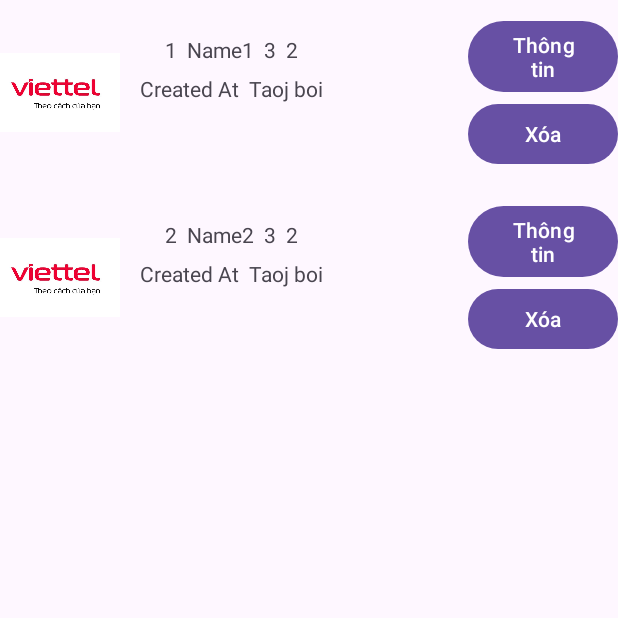
After one commit to manhvv15/PRM392_Project, an Android app: the Admin_Product screen opened directly, with no data from a screen before it, on a phone screen of 412 x 824 dp, the top half of it. The commit adds this screen. Run offline under Robolectric (Android 15) with nearby library versions, the phone set to English and light mode, and no system bars.

Commit message:
Add product

```diff
--- a/app/src/main/AndroidManifest.xml
+++ b/app/src/main/AndroidManifest.xml
@@ -16,7 +16,9 @@
         android:supportsRtl="true"
         android:theme="@style/Theme.PRM392_Project"
         tools:targetApi="31">
-
+        <activity
+            android:name=".Admin_Product"
+            android:exported="true" />
         <activity
             android:name=".InforOrder"
             android:exported="true" />
--- /dev/null
+++ b/app/src/main/java/com/example/prm392_project/Admin_Product.java
@@ -0,0 +1,34 @@
+package com.example.prm392_project;
+
+import androidx.appcompat.app.AppCompatActivity;
+import androidx.recyclerview.widget.LinearLayoutManager;
+import androidx.recyclerview.widget.RecyclerView;
+
+import android.os.Bundle;
+
+import com.example.prm392_project.adapter.ProductAdapter;
+import com.example.prm392_project.model.Product;
+
+import java.util.ArrayList;
+
+public class Admin_Product extends AppCompatActivity {
+
+    RecyclerView recyclerView;
+    ProductAdapter productAdapter;
+    ArrayList<Product> products;
+    @Override
+    protected void onCreate(Bundle savedInstanceState) {
+        super.onCreate(savedInstanceState);
+        setContentView(R.layout.activity_admin_product);
+        recyclerView = findViewById(R.id.productsList);
+        products = new ArrayList<Product>();
+        products.add(new Product(1,"Name1",2,3));
+        products.add(new Product(2,"Name2",2,3));
+        productAdapter = new ProductAdapter(products, this);
+
+        LinearLayoutManager linearLayoutManager = new LinearLayoutManager(this);
+
+        recyclerView.setAdapter(productAdapter);
+        recyclerView.setLayoutManager(linearLayoutManager);
+    }
+}
--- /dev/null
+++ b/app/src/main/java/com/example/prm392_project/adapter/ProductAdapter.java
@@ -0,0 +1,71 @@
+package com.example.prm392_project.adapter;
+
+import android.content.Context;
+import android.view.LayoutInflater;
+import android.view.View;
+import android.view.ViewGroup;
+import android.widget.TextView;
+
+import androidx.annotation.NonNull;
+import androidx.recyclerview.widget.RecyclerView;
+
+import com.example.prm392_project.R;
+import com.example.prm392_project.model.Product;
+
+import java.util.List;
+
+public class ProductAdapter extends RecyclerView.Adapter<ProductAdapter.ProductHolder>{
+    private List produList;
+    // Lưu Context để dễ dàng truy cập
+    private Context mContext;
+
+    public ProductAdapter(List produList, Context mContext) {
+        this.produList = produList;
+        this.mContext = mContext;
+    }
+    @NonNull
+    @Override
+    public ProductHolder onCreateViewHolder(@NonNull ViewGroup parent, int viewType) {
+        Context context = parent.getContext();
+        LayoutInflater inflater = LayoutInflater.from(context);
+
+        // Nạp layout cho View biểu diễn phần tử sinh viên
+        View studentView =
+                inflater.inflate(R.layout.product_list_item, parent, false);
+
+        ProductHolder viewHolder = new ProductHolder(studentView);
+        return viewHolder;
+    }
+
+    @Override
+    public void onBindViewHolder(@NonNull ProductHolder holder, int position) {
+        Product product =  (Product) produList.get(position);
+
+        holder.Id.setText(product.getId()+"");
+        holder.Name.setText(product.getName());
+        holder.Price.setText(product.getPrice()+"");
+        holder.Quantity.setText(product.getQuantity()+"");
+    }
+
+    @Override
+    public int getItemCount() {
+        if (produList != null) {
+            return produList.size();
+        }
+        return 0;
+
+    }
+
+    public  class ProductHolder extends RecyclerView.ViewHolder{
+        private View itemview;
+        public TextView Id,Name,Price,Quantity;
+        public ProductHolder(@NonNull View itemView) {
+            super(itemView);
+            itemview = itemView;
+            Id = itemView.findViewById(R.id.txtIdProduct);
+            Name = itemView.findViewById(R.id.txtNameProduct);
+            Price = itemView.findViewById(R.id.txtPriceProduct);
+            Quantity = itemView.findViewById(R.id.txtQuantityProduct);
+        }
+    }
+}
--- /dev/null
+++ b/app/src/main/java/com/example/prm392_project/dal/NoticeDAO.java
@@ -0,0 +1,4 @@
+package com.example.prm392_project.dal;
+
+public class NoticeDAO {
+}
--- /dev/null
+++ b/app/src/main/java/com/example/prm392_project/dal/OrderDAO.java
@@ -0,0 +1,4 @@
+package com.example.prm392_project.dal;
+
+public class OrderDAO {
+}
--- /dev/null
+++ b/app/src/main/java/com/example/prm392_project/dal/OrderDetailDAO.java
@@ -0,0 +1,4 @@
+package com.example.prm392_project.dal;
+
+public class OrderDetailDAO {
+}
--- /dev/null
+++ b/app/src/main/java/com/example/prm392_project/dal/StorageDAO.java
@@ -0,0 +1,4 @@
+package com.example.prm392_project.dal;
+
+public class StorageDAO {
+}
--- /dev/null
+++ b/app/src/main/java/com/example/prm392_project/dal/TransactionsDAO.java
@@ -0,0 +1,4 @@
+package com.example.prm392_project.dal;
+
+public class TransactionsDAO {
+}
--- a/app/src/main/java/com/example/prm392_project/model/Product.java
+++ b/app/src/main/java/com/example/prm392_project/model/Product.java
@@ -1,21 +1,29 @@
 package com.example.prm392_project.model;
-import java.sql.Timestamp;
-
 import lombok.AllArgsConstructor;
 import lombok.Builder;
 import lombok.Data;
-import lombok.Getter;
 import lombok.NoArgsConstructor;
-import lombok.Setter;
+import java.sql.Timestamp;
+
+@AllArgsConstructor
+@Data
+@Builder
 
 
 public class Product {
-
-
     private int id;
     private String name;
     private int quantity;
     private int price;
+    private Supplier supplier;
+    private Timestamp createdAt;
+    private User createdBy;
+    private boolean isDelete;
+    private Timestamp deletedAt;
+    private User deletedBy;
+    private Timestamp updatedAt;
+    private User updatedBy;
+
 
     public int getId() {
         return id;
--- /dev/null
+++ b/app/src/main/res/layout/activity_admin_product.xml
@@ -0,0 +1,13 @@
+<?xml version="1.0" encoding="utf-8"?>
+<RelativeLayout xmlns:android="http://schemas.android.com/apk/res/android"
+    xmlns:app="http://schemas.android.com/apk/res-auto"
+    xmlns:tools="http://schemas.android.com/tools"
+    android:layout_width="match_parent"
+    android:layout_height="match_parent"
+    tools:context=".Admin_Product">
+    <androidx.recyclerview.widget.RecyclerView
+        android:id="@+id/productsList"
+        android:layout_width="match_parent"
+        android:layout_height="match_parent">
+    </androidx.recyclerview.widget.RecyclerView>
+</RelativeLayout>
--- /dev/null
+++ b/app/src/main/res/layout/product_list_item.xml
@@ -0,0 +1,80 @@
+<?xml version="1.0" encoding="utf-8"?>
+<LinearLayout xmlns:android="http://schemas.android.com/apk/res/android"
+    android:layout_width="match_parent"
+    android:layout_height="wrap_content"
+    android:paddingTop="10dp"
+    android:paddingBottom="10dp">
+    <ImageView
+        android:layout_width="80dp"
+        android:layout_height="match_parent"
+        android:src="@drawable/viettel" />
+    <LinearLayout
+        android:layout_width="wrap_content"
+        android:layout_height="wrap_content"
+        android:orientation="vertical"
+        android:gravity="center"
+        android:padding="10dp">
+        <LinearLayout
+            android:layout_width="wrap_content"
+            android:layout_height="wrap_content"
+            android:orientation="horizontal">
+            <TextView
+                android:layout_width="wrap_content"
+                android:layout_height="wrap_content"
+                android:id="@+id/txtIdProduct"
+                android:text="ID"
+                android:padding="3dp"/>
+            <TextView
+                android:layout_width="wrap_content"
+                android:layout_height="wrap_content"
+                android:padding="3dp"
+                android:id="@+id/txtNameProduct"
+                android:text="Tên sản phẩm"/>
+            <TextView
+                android:layout_width="wrap_content"
+                android:layout_height="wrap_content"
+                android:padding="3dp"
+                android:id="@+id/txtPriceProduct"
+                android:text="Price"/>
+            <TextView
+                android:layout_width="wrap_content"
+                android:padding="3dp"
+                android:layout_height="wrap_content"
+                android:id="@+id/txtQuantityProduct"
+                android:text="Số lượng"/>
+        </LinearLayout>
+        <LinearLayout
+            android:layout_width="wrap_content"
+            android:layout_height="wrap_content">
+            <TextView
+                android:layout_width="wrap_content"
+                android:layout_height="wrap_content"
+                android:padding="3dp"
+                android:id="@+id/txtCreatedAtProduct"
+                android:text="Created At"/>
+            <TextView
+                android:layout_width="wrap_content"
+                android:padding="3dp"
+                android:layout_height="wrap_content"
+                android:id="@+id/txtTaoBoiProduct"
+                android:text="Taoj boi"/>
+        </LinearLayout>
+    </LinearLayout>
+
+    <LinearLayout
+        android:layout_width="match_parent"
+        android:layout_height="wrap_content"
+        android:orientation="vertical"
+        android:gravity="right">
+        <Button
+            android:layout_width="100dp"
+            android:layout_height="wrap_content"
+            android:id="@+id/btnInforProduct"
+            android:text="Thông tin"/>
+        <Button
+            android:layout_width="100dp"
+            android:layout_height="wrap_content"
+            android:id="@+id/btnDeleteProduct"
+            android:text="Xóa"/>
+    </LinearLayout>
+</LinearLayout>
```
Also changed, not shown: app/src/main/java/com/example/prm392_project/dal/DAO.java (+7 -0 lines), app/src/main/java/com/example/prm392_project/dal/ProductDAO.java (added, +30 -0 lines), app/src/main/java/com/example/prm392_project/dal/SupplierDAO.java (added, +28 -0 lines), app/src/main/java/com/example/prm392_project/dal/UserDAO.java (+18 -0 lines), app/src/main/res/layout/prouct_list.xml (+4 -21 lines).
